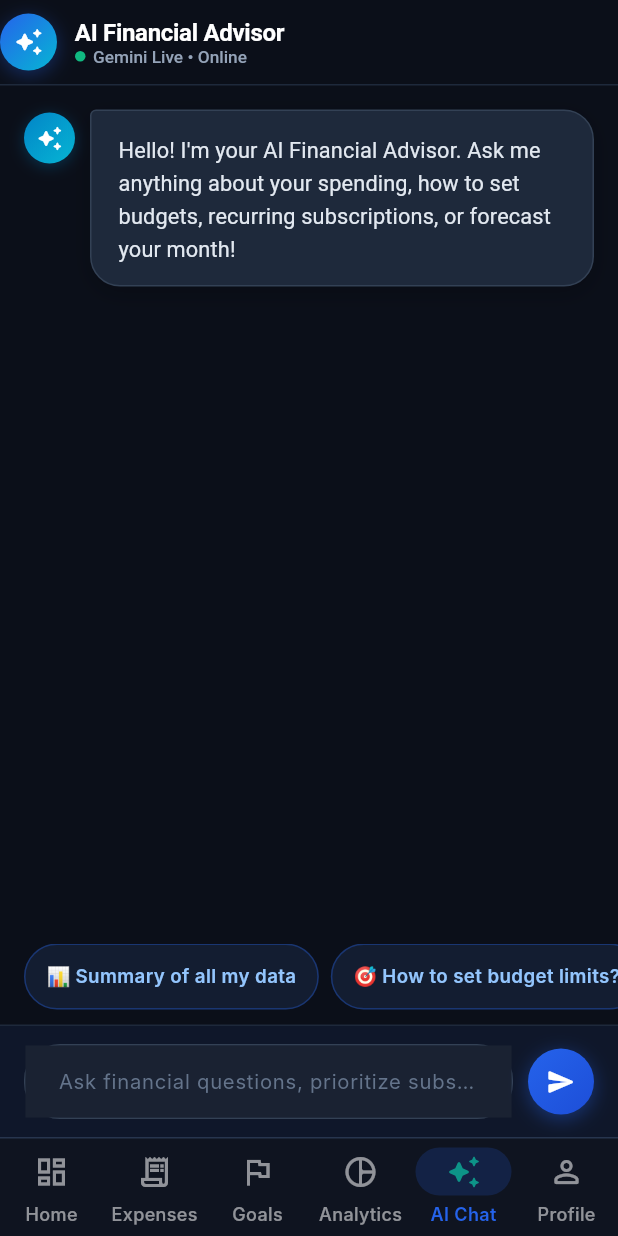
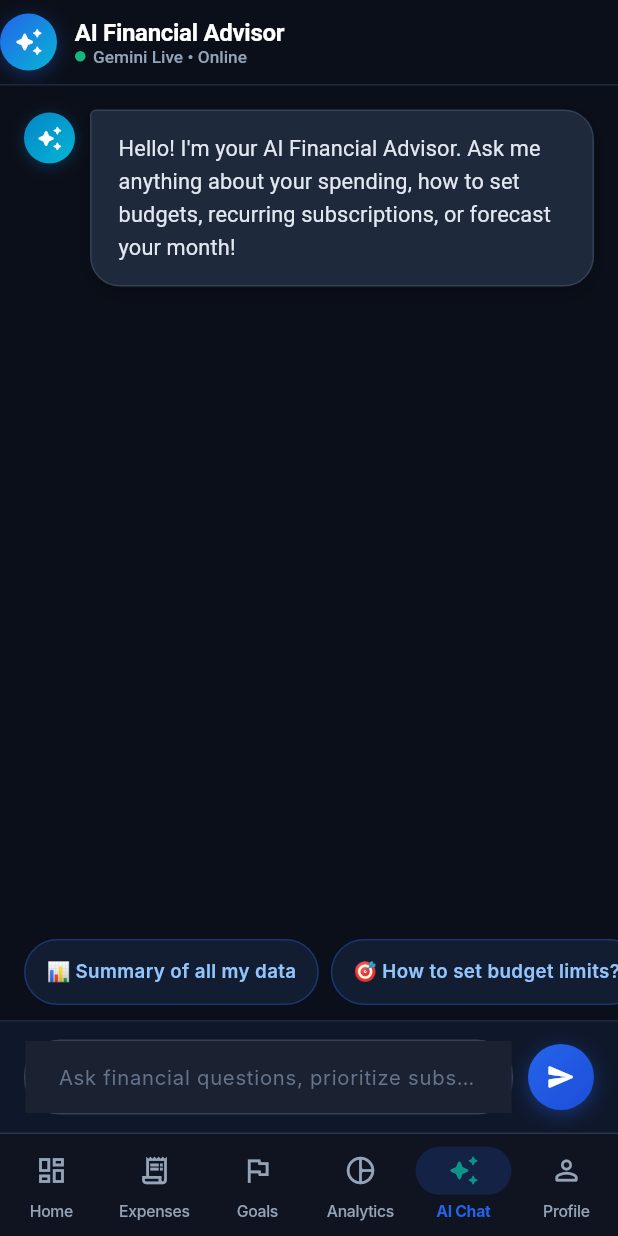
Before and after one commit to sadhanachaudhary/AI-Finance-Assistant, a Flutter app: the screen it shows after launch, item 5 of the bottom bar chosen, on a phone screen of 412 x 824 dp. Run offline on Flutter 3.47's test engine with Material 3 defaults, Android fonts, the phone set to English and light mode, and no system bars; our stand-ins replace dio, fl_chart, flutter_riverpod, flutter_secure_storage, freezed_annotation, go_router; network calls fail; Roboto replaces fonts that are missing (Inter).

Commit message:
fix(ui): use Text.rich and responsive NavigationBarTheme to prevent framework rebuild assertions

```diff
--- a/mobile/lib/core/theme/app_theme.dart
+++ b/mobile/lib/core/theme/app_theme.dart
@@ -16,6 +16,10 @@ class AppTheme {
   static const Color inflowGreen = Color(0xFF10B981); // Mint emerald for earnings / savings
   static const Color outflowCoral = Color(0xFFFB7185); // Warm terracotta coral for spending
   static const Color warningAmber = Color(0xFFF59E0B); // Amber for budget warnings
+
+  // Typography tokens
+  static const Color textPrimary = Color(0xFFF8FAFC);
+  static const Color textSecondary = Color(0xFF94A3B8);
 
   // Tonal visualization family
   static const List<Color> chartTonalColors = [
--- a/mobile/lib/features/ai_assistant/ui/ai_chat_screen.dart
+++ b/mobile/lib/features/ai_assistant/ui/ai_chat_screen.dart
@@ -654,8 +654,8 @@ class _AiChatScreenState extends ConsumerState<AiChatScreen> {
       }
     }
 
-    return RichText(
-      text: TextSpan(
+    return Text.rich(
+      TextSpan(
         style: const TextStyle(
           color: Color(0xFFF1F5F9),
           fontSize: 14.5,
--- a/mobile/lib/features/dashboard/ui/main_shell_screen.dart
+++ b/mobile/lib/features/dashboard/ui/main_shell_screen.dart
@@ -28,13 +28,32 @@ class MainShellScreen extends StatelessWidget {
             top: BorderSide(color: AppTheme.borderSlate, width: 1),
           ),
         ),
+        child: NavigationBarTheme(
+          data: NavigationBarThemeData(
+            labelTextStyle: WidgetStateProperty.resolveWith((states) {
+              final isSelected = states.contains(WidgetState.selected);
+              return TextStyle(
+                fontSize: 10.5,
+                fontWeight: isSelected ? FontWeight.w700 : FontWeight.w500,
+                color: isSelected ? AppTheme.trustBlue : AppTheme.textSecondary,
+                letterSpacing: -0.2,
+              );
+            }),
+            iconTheme: WidgetStateProperty.resolveWith((states) {
+              final isSelected = states.contains(WidgetState.selected);
+              return IconThemeData(
+                size: 22,
+                color: isSelected ? AppTheme.trustBlue : AppTheme.textSecondary,
+              );
+            }),
+          ),
           child: NavigationBar(
             selectedIndex: navigationShell.currentIndex,
             onDestinationSelected: (index) => _onTap(context, index),
             backgroundColor: Colors.transparent,
             indicatorColor: AppTheme.trustBlue.withValues(alpha: 0.18),
             labelBehavior: NavigationDestinationLabelBehavior.alwaysShow,
-          height: 65,
+            height: 68,
           destinations: const [
             NavigationDestination(
               icon: Icon(Icons.dashboard_outlined),
@@ -69,6 +88,7 @@ class MainShellScreen extends StatelessWidget {
           ],
         ),
       ),
+    ),
   );
   }
 }
```
Lines whose indentation alone changed are shown as unchanged.
